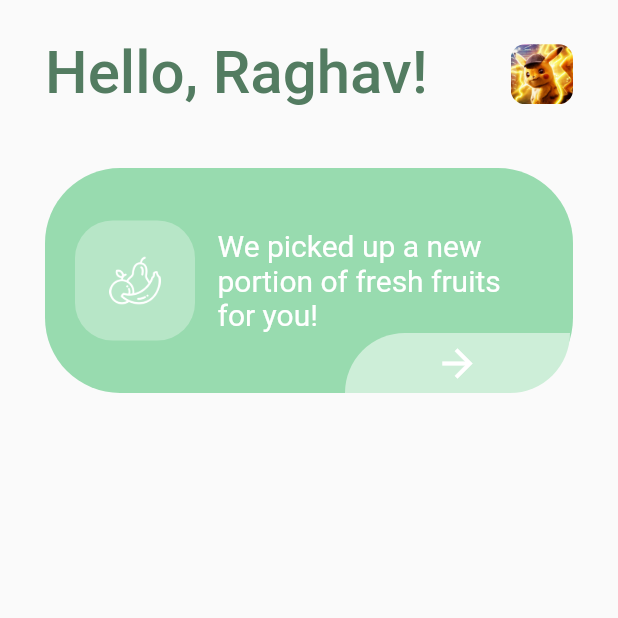
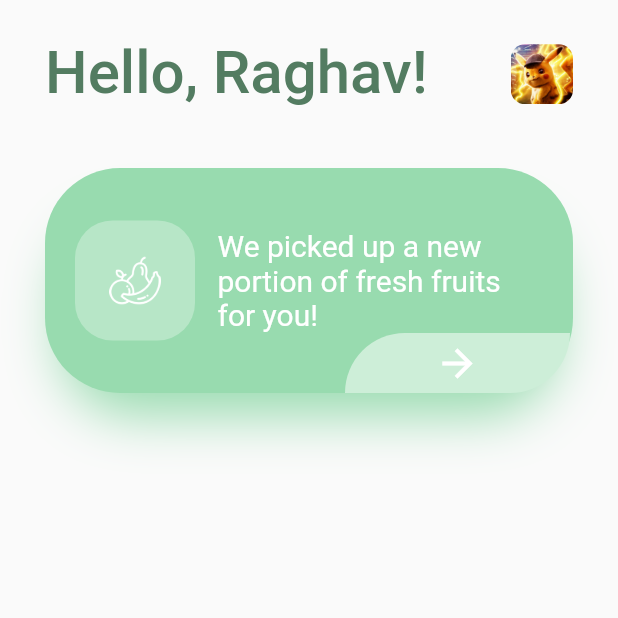
Before and after one commit to KeshavJ0shi/fruits_delivery, a Flutter app: the screen it shows after launch, on a phone screen of 412 x 824 dp, the top half of it. Run offline on Flutter 3.47's test engine with Material 2 defaults, Android fonts, the phone set to English and light mode, and no system bars.

Commit message:
Added blurr effect to second layer

```diff
--- a/lib/main.dart
+++ b/lib/main.dart
@@ -3,7 +3,6 @@ import 'package:flutter/material.dart';
 void main() => runApp(MyApp());
 
 class MyApp extends StatelessWidget {
-  // This widget is the root of your application.
   @override
   Widget build(BuildContext context) {
     return MaterialApp(
@@ -48,7 +47,14 @@ class MyApp extends StatelessWidget {
                       decoration: BoxDecoration(
                         borderRadius: BorderRadius.circular(50),
                         color: Color(0xFF98DBAF),
-                        boxShadow: <BoxShadow>[],
+                        boxShadow: <BoxShadow>[
+                          BoxShadow(
+                            blurRadius: 30,
+                            spreadRadius: -10,
+                            color: Color(0xFF98DBAF),
+                            offset: Offset(0, 25),
+                          ),
+                        ],
                       ),
                     ),
                     Positioned(
@@ -86,8 +92,9 @@ class MyApp extends StatelessWidget {
                         },
                         child: ClipRRect(
                           borderRadius: BorderRadius.only(
-                              bottomRight: Radius.circular(50),
-                              topLeft: Radius.circular(50)),
+                            bottomRight: Radius.circular(50),
+                            topLeft: Radius.circular(50),
+                          ),
                           child: Container(
                             height: 40,
                             width: 150,
```
